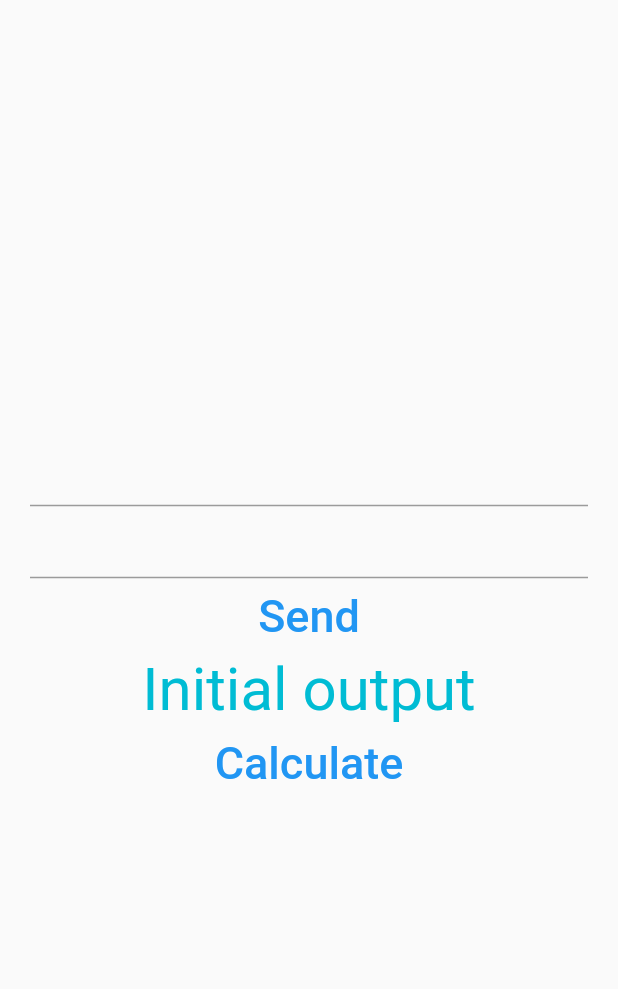
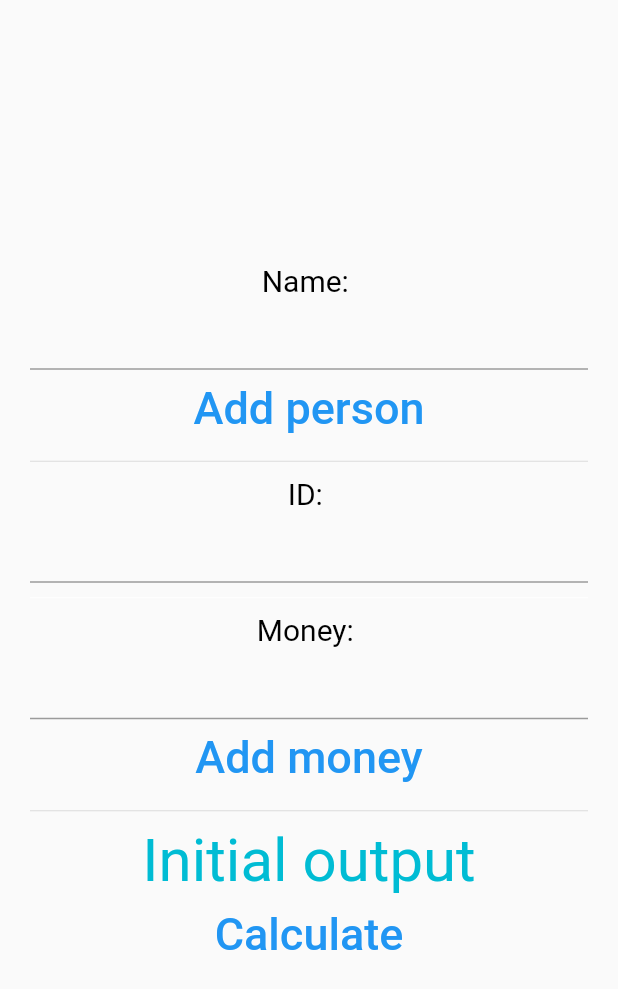
Before and after one commit to bautifrigole/ShareCosts, a Flutter app: the screen it shows after launch, after a tap on "Calculate", on a phone screen of 412 x 824 dp. Shown: the top 989 px of the screen. Run offline on Flutter 3.47's test engine with Material 2 defaults, Android fonts, the phone set to English and light mode, and no system bars; network calls fail.

Commit message:
Separated 'Add user' and 'Add money'

```diff
--- a/APP/lib/home.dart
+++ b/APP/lib/home.dart
@@ -1,7 +1,12 @@
 import 'dart:convert';
-import 'dart:ffi';
 import 'package:app/function.dart';
+import 'package:app/user.dart';
 import 'package:flutter/material.dart';
+
+const String ip = "http://10.0.2.2:5000/";
+const String addUserKey = "add_user";
+const String addMoneyKey = "add_money";
+const String calculateKey = "calculate";
 
 class Home extends StatefulWidget {
   const Home({super.key});
@@ -11,10 +16,12 @@ class Home extends StatefulWidget {
 }
 
 class _HomeState extends State<Home> {
+  String id = "";
   String name = "";
-  String query = "";
-  var data;
+  String spentMoney = "";
+  String data = "";
   String output = "Initial output";
+  List<User> users = [];
 
   @override
   Widget build(BuildContext context) {
@@ -25,40 +32,44 @@ class _HomeState extends State<Home> {
           child: Column(
             mainAxisAlignment: MainAxisAlignment.center,
             children: [
+              const Text("Name: ", style: TextStyle(fontSize: 20, color: Colors.black),),
               TextField(
                 onChanged: (value) {
                   name = "name=$value";
                 },
               ),
+              TextButton(
+                  onPressed: createUser,
+                  child: const Text("Add person", style: TextStyle(fontSize: 30),)
+              ),
+              const Divider(height: 20),
+
+              const Text("ID: ", style: TextStyle(fontSize: 20, color: Colors.black),),
               TextField(
                 onChanged: (value) {
-                  query = "query=$value";
+                  var val = int.tryParse(value);
+                  if (val == null) return;
+                  id = "id=$val";
+                },
+              ),
+              const Divider(color: Colors.white,height: 20),
+              const Text("Money: ", style: TextStyle(fontSize: 20, color: Colors.black),),
+              TextField(
+                onChanged: (value) {
+                  var val = int.tryParse(value);
+                  if (val == null) return;
+                  spentMoney = "spent_money=$val";
                 },
               ),
               TextButton(
-                  onPressed: () async {
-                    var url = "http://10.0.2.2:5000/add?$query&$name";
-                    data = await fetchData(url);
+                  onPressed: updateUsers,
+                  child: const Text("Add money", style: TextStyle(fontSize: 30),)
+              ),
+              const Divider(height: 20),
 
-                    var tagsJson = jsonDecode(data) as List;
-                    List<User> users = tagsJson.map((userJson) => User.fromJson(jsonDecode(userJson))).toList();
-                    setState(() {
-                      //TODO: por cada user crear un panel donde muestre su info
-                      output = users.map((user) => user.toString()).toString();
-                    });
-                  },
-                  child: const Text("Send", style: TextStyle(fontSize: 30),)
-              ),
               Text(output, style: const TextStyle(fontSize: 40, color: Colors.cyan),),
               TextButton(
-                  onPressed: () async {
-                    var url = "http://10.0.2.2:5000/calculate";
-                    data = await fetchData(url);
-                    var decoded = jsonDecode(data);
-                    setState(() {
-                      output = decoded['output'].toString();
-                    });
-                  },
+                  onPressed: calculateCosts,
                   child: const Text("Calculate", style: TextStyle(fontSize: 30),)
               ),
             ],
@@ -67,20 +78,36 @@ class _HomeState extends State<Home> {
       ),
     );
   }
-}
 
-class User {
-  String name = "";
-  int spentMoney = 0;
+  Future<void> createUser() async {
+    var url = "${ip+addUserKey}?$name";
+    data = await fetchData(url);
 
-  User(this.name, this.spentMoney);
-
-  factory User.fromJson(dynamic json){
-    return User(json["name"] as String, json["spent_money"] as int);
+    var tagsJson = jsonDecode(jsonDecode(data)['users']) as List;
+    users = tagsJson.map((userJson) => User.fromJson(jsonDecode(userJson))).toList();
+    setState(updateUsersInfo);
   }
 
-  @override
-  String toString() {
-    return '{ $name, $spentMoney }';
+  Future<void> updateUsers() async {
+    var url = "${ip+addMoneyKey}?$id&$spentMoney&$name";
+    data = await fetchData(url);
+
+    var tagsJson = jsonDecode(jsonDecode(data)['users']) as List;
+    users = tagsJson.map((userJson) => User.fromJson(jsonDecode(userJson))).toList();
+    setState(updateUsersInfo);
+  }
+
+  Future<void> calculateCosts() async {
+    var url = ip+calculateKey;
+    data = await fetchData(url);
+    var decoded = jsonDecode(data);
+    setState(() {
+      output = decoded['output'].toString();
+    });
+  }
+
+  void updateUsersInfo(){
+    //TODO: por cada user crear un panel donde muestre su info
+    output = users.map((user) => user.toString()).toString();
   }
 }
--- /dev/null
+++ b/APP/lib/user.dart
@@ -0,0 +1,17 @@
+class User {
+  int id = 0;
+  String name = "";
+  int spentMoney = 0;
+
+  User(this.id, this.name, this.spentMoney);
+
+  factory User.fromJson(dynamic json){
+    int money = json["spent_money"] ?? 0;
+    return User(json["id"] as int, json["name"] as String, money);
+  }
+
+  @override
+  String toString() {
+    return '{ $id, $name, $spentMoney }';
+  }
+}
```
Also changed, not shown: 2 other files.
